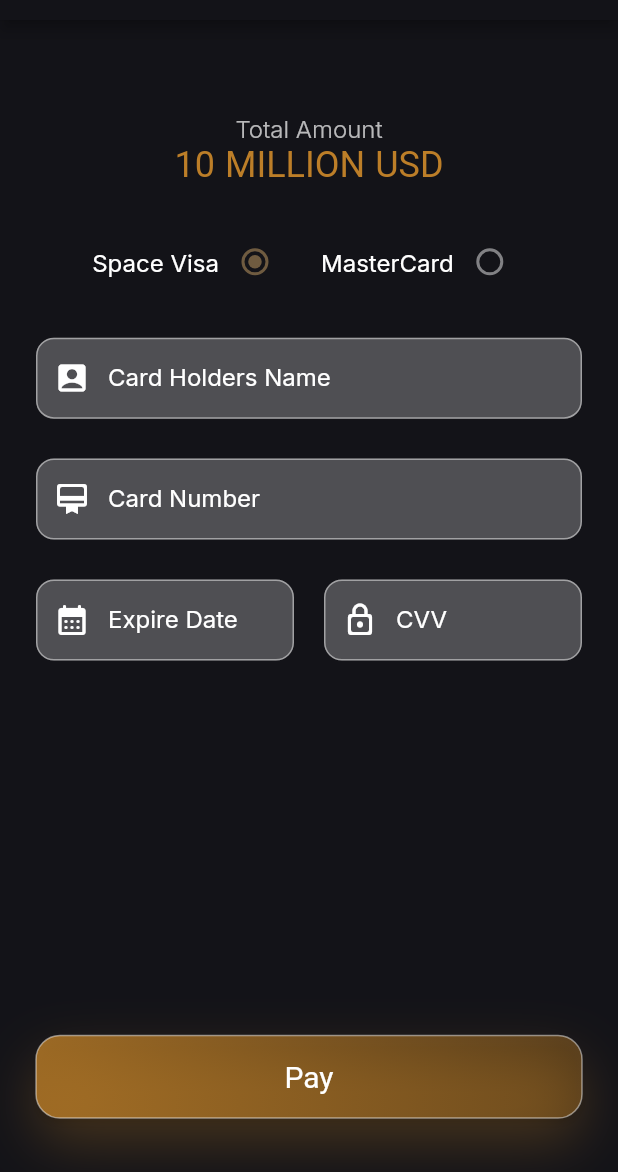
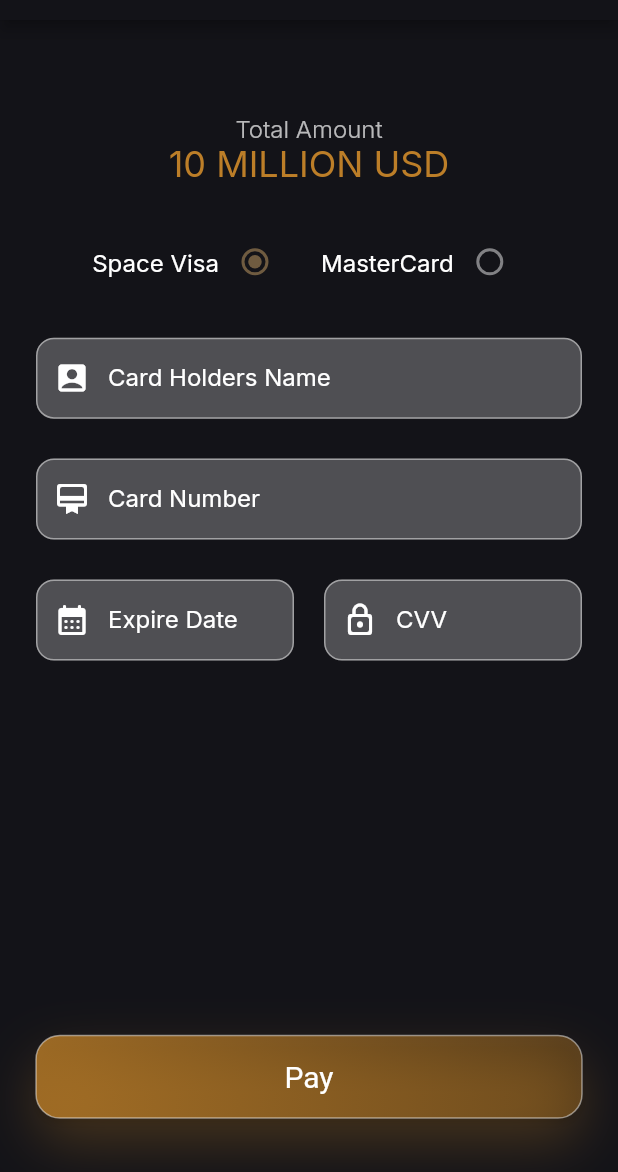
Before and after one commit to TechTriathlon-CosmiX/flutter_app, a Flutter app: the PaymentScreen screen opened directly, on a phone screen of 412 x 824 dp, the part 64-1236 px from its top. Run offline on Flutter 3.47's test engine with Material 2 defaults, Android fonts, the phone set to English and light mode, and no system bars; our stand-ins replace get, google_fonts.

Commit message:
small change

```diff
--- a/lib/main.dart
+++ b/lib/main.dart
@@ -26,7 +26,7 @@ class MyApp extends StatelessWidget {
       debugShowCheckedModeBanner: false,
       title: 'CosmiX',
       theme: AppTheme.mainTheme,
-      home: const PaymentSuccess(),
+      home: const HomeScreen(),
     );
   }
 }
--- a/lib/screens/payment_screen.dart
+++ b/lib/screens/payment_screen.dart
@@ -46,7 +46,6 @@ class PaymentScreen extends StatelessWidget {
                           const Text(
                             '10 MILLION USD',
                             style: TextStyle(
-                                fontFamily: 'Gilroy',
                                 fontSize: 24,
                                 fontWeight: FontWeight.w400,
                                 color: CosmixColor.primaryColor),
--- a/lib/screens/payment_successful_screen.dart
+++ b/lib/screens/payment_successful_screen.dart
@@ -38,7 +38,7 @@ class PaymentSuccess extends StatelessWidget {
                           Text(
                             'Payment Successful',
                             style: TextStyle(
-                                fontFamily: 'Gilroy',
+
                                 fontSize: 24,
                                 fontWeight: FontWeight.w400,
                                 color: CosmixColor.primaryColor),
```
